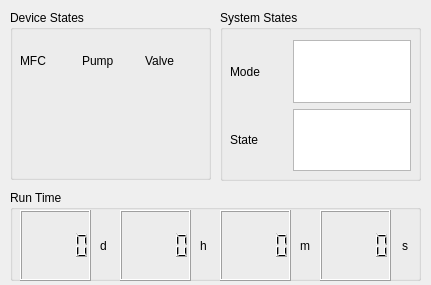
First picture: the form in ui/components/forward.ui, repository WangYing1871/GasFlow_Qt5, before the edit.
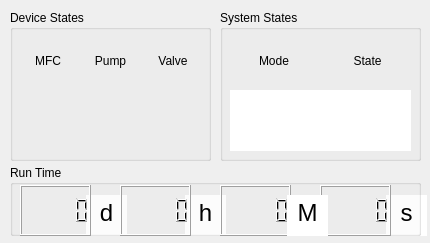
Second picture: the form after the edit.

The edit to the form file:
```diff
--- a/ui/components/forward.ui
+++ b/ui/components/forward.ui
@@ -6,8 +6,8 @@
    <rect>
     <x>0</x>
     <y>0</y>
-    <width>431</width>
-    <height>285</height>
+    <width>430</width>
+    <height>243</height>
    </rect>
   </property>
   <property name="windowTitle">
@@ -19,7 +19,7 @@
      <x>10</x>
      <y>10</y>
      <width>201</width>
-     <height>170</height>
+     <height>151</height>
     </rect>
    </property>
    <property name="title">
@@ -40,6 +40,9 @@
        <property name="text">
         <string>MFC</string>
        </property>
+       <property name="alignment">
+        <set>Qt::AlignmentFlag::AlignCenter</set>
+       </property>
       </widget>
      </item>
      <item>
@@ -47,6 +50,9 @@
        <property name="text">
         <string>Pump</string>
        </property>
+       <property name="alignment">
+        <set>Qt::AlignmentFlag::AlignCenter</set>
+       </property>
       </widget>
      </item>
      <item>
@@ -54,6 +60,9 @@
        <property name="text">
         <string>Valve</string>
        </property>
+       <property name="alignment">
+        <set>Qt::AlignmentFlag::AlignCenter</set>
+       </property>
       </widget>
      </item>
     </layout>
@@ -62,29 +71,29 @@
     <property name="geometry">
      <rect>
       <x>10</x>
-      <y>70</y>
-      <width>51</width>
-      <height>51</height>
+      <y>80</y>
+      <width>61</width>
+      <height>61</height>
      </rect>
     </property>
    </widget>
    <widget class="QWidget" name="widget_3" native="true">
     <property name="geometry">
      <rect>
-      <x>75</x>
-      <y>70</y>
-      <width>51</width>
-      <height>51</height>
+      <x>70</x>
+      <y>80</y>
+      <width>61</width>
+      <height>61</height>
      </rect>
     </property>
    </widget>
    <widget class="QWidget" name="widget_2" native="true">
     <property name="geometry">
      <rect>
-      <x>140</x>
-      <y>70</y>
-      <width>51</width>
-      <height>51</height>
+      <x>130</x>
+      <y>80</y>
+      <width>61</width>
+      <height>61</height>
      </rect>
     </property>
    </widget>
@@ -95,42 +104,94 @@
      <x>220</x>
      <y>10</y>
      <width>201</width>
-     <height>171</height>
+     <height>151</height>
     </rect>
    </property>
    <property name="title">
     <string>System States</string>
    </property>
-   <widget class="QWidget" name="gridLayoutWidget_4">
+   <widget class="QTextBrowser" name="textBrowser">
+    <property name="geometry">
+     <rect>
+      <x>10</x>
+      <y>80</y>
+      <width>91</width>
+      <height>61</height>
+     </rect>
+    </property>
+    <property name="frameShape">
+     <enum>QFrame::Shape::NoFrame</enum>
+    </property>
+    <property name="verticalScrollBarPolicy">
+     <enum>Qt::ScrollBarPolicy::ScrollBarAlwaysOff</enum>
+    </property>
+    <property name="horizontalScrollBarPolicy">
+     <enum>Qt::ScrollBarPolicy::ScrollBarAlwaysOff</enum>
+    </property>
+    <property name="html">
+     <string>&lt;!DOCTYPE HTML PUBLIC &quot;-//W3C//DTD HTML 4.0//EN&quot; &quot;http://www.w3.org/TR/REC-html40/strict.dtd&quot;&gt;
+&lt;html&gt;&lt;head&gt;&lt;meta name=&quot;qrichtext&quot; content=&quot;1&quot; /&gt;&lt;meta charset=&quot;utf-8&quot; /&gt;&lt;style type=&quot;text/css&quot;&gt;
+p, li { white-space: pre-wrap; }
+hr { height: 1px; border-width: 0; }
+li.unchecked::marker { content: &quot;\2610&quot;; }
+li.checked::marker { content: &quot;\2612&quot;; }
+&lt;/style&gt;&lt;/head&gt;&lt;body style=&quot; font-family:'Ubuntu'; font-size:11pt; font-weight:400; font-style:normal;&quot;&gt;
+&lt;p align=&quot;center&quot; style=&quot;-qt-paragraph-type:empty; margin-top:0px; margin-bottom:0px; margin-left:0px; margin-right:0px; -qt-block-indent:0; text-indent:0px;&quot;&gt;&lt;br /&gt;&lt;/p&gt;&lt;/body&gt;&lt;/html&gt;</string>
+    </property>
+   </widget>
+   <widget class="QTextBrowser" name="textBrowser_2">
+    <property name="geometry">
+     <rect>
+      <x>100</x>
+      <y>80</y>
+      <width>91</width>
+      <height>61</height>
+     </rect>
+    </property>
+    <property name="frameShape">
+     <enum>QFrame::Shape::NoFrame</enum>
+    </property>
+    <property name="html">
+     <string>&lt;!DOCTYPE HTML PUBLIC &quot;-//W3C//DTD HTML 4.0//EN&quot; &quot;http://www.w3.org/TR/REC-html40/strict.dtd&quot;&gt;
+&lt;html&gt;&lt;head&gt;&lt;meta name=&quot;qrichtext&quot; content=&quot;1&quot; /&gt;&lt;meta charset=&quot;utf-8&quot; /&gt;&lt;style type=&quot;text/css&quot;&gt;
+p, li { white-space: pre-wrap; }
+hr { height: 1px; border-width: 0; }
+li.unchecked::marker { content: &quot;\2610&quot;; }
+li.checked::marker { content: &quot;\2612&quot;; }
+&lt;/style&gt;&lt;/head&gt;&lt;body style=&quot; font-family:'Ubuntu'; font-size:11pt; font-weight:400; font-style:normal;&quot;&gt;
+&lt;p align=&quot;center&quot; style=&quot;-qt-paragraph-type:empty; margin-top:0px; margin-bottom:0px; margin-left:0px; margin-right:0px; -qt-block-indent:0; text-indent:0px;&quot;&gt;&lt;br /&gt;&lt;/p&gt;&lt;/body&gt;&lt;/html&gt;</string>
+    </property>
+   </widget>
+   <widget class="QWidget" name="horizontalLayoutWidget">
     <property name="geometry">
      <rect>
       <x>10</x>
       <y>30</y>
       <width>181</width>
-      <height>131</height>
+      <height>41</height>
      </rect>
     </property>
-    <layout class="QGridLayout" name="gridLayout_4">
-     <item row="0" column="1">
-      <widget class="QTextBrowser" name="textBrowser"/>
-     </item>
-     <item row="0" column="0">
+    <layout class="QHBoxLayout" name="horizontalLayout">
+     <item>
       <widget class="QLabel" name="label">
        <property name="text">
-        <string>Mode        </string>
+        <string>Mode</string>
+       </property>
+       <property name="alignment">
+        <set>Qt::AlignmentFlag::AlignCenter</set>
        </property>
       </widget>
      </item>
-     <item row="1" column="0">
+     <item>
       <widget class="QLabel" name="label_3">
        <property name="text">
         <string>State</string>
        </property>
+       <property name="alignment">
+        <set>Qt::AlignmentFlag::AlignCenter</set>
+       </property>
       </widget>
      </item>
-     <item row="1" column="1">
-      <widget class="QTextBrowser" name="textBrowser_2"/>
-     </item>
     </layout>
    </widget>
   </widget>
@@ -138,9 +199,9 @@
    <property name="geometry">
     <rect>
      <x>10</x>
-     <y>190</y>
+     <y>165</y>
      <width>411</width>
-     <height>91</height>
+     <height>71</height>
     </rect>
    </property>
    <property name="title">
@@ -152,22 +213,9 @@
       <x>10</x>
       <y>20</y>
       <width>71</width>
-      <height>71</height>
-     </rect>
-    </property>
-   </widget>
-   <widget class="QLabel" name="label_2">
-    <property name="geometry">
-     <rect>
-      <x>90</x>
-      <y>30</y>
-      <width>16</width>
       <height>51</height>
      </rect>
     </property>
-    <property name="text">
-     <string>d</string>
-    </property>
    </widget>
    <widget class="QLCDNumber" name="lcdNumber_2">
     <property name="geometry">
@@ -175,22 +223,9 @@
       <x>110</x>
       <y>20</y>
       <width>71</width>
-      <height>71</height>
-     </rect>
-    </property>
-   </widget>
-   <widget class="QLabel" name="label_7">
-    <property name="geometry">
-     <rect>
-      <x>190</x>
-      <y>30</y>
-      <width>16</width>
       <height>51</height>
      </rect>
     </property>
-    <property name="text">
-     <string>h</string>
-    </property>
    </widget>
    <widget class="QLCDNumber" name="lcdNumber_3">
     <property name="geometry">
@@ -198,7 +233,7 @@
       <x>210</x>
       <y>20</y>
       <width>71</width>
-      <height>71</height>
+      <height>51</height>
      </rect>
     </property>
    </widget>
@@ -208,40 +243,134 @@
       <x>310</x>
       <y>20</y>
       <width>71</width>
-      <height>71</height>
-     </rect>
-    </property>
-   </widget>
-   <widget class="QLabel" name="label_8">
-    <property name="geometry">
-     <rect>
-      <x>290</x>
-      <y>30</y>
-      <width>16</width>
       <height>51</height>
      </rect>
     </property>
-    <property name="text">
-     <string>m</string>
-    </property>
    </widget>
-   <widget class="QLabel" name="label_9">
-    <property name="geometry">
-     <rect>
-      <x>392</x>
-      <y>30</y>
-      <width>16</width>
-      <height>51</height>
-     </rect>
-    </property>
-    <property name="statusTip">
-     <string extracomment="seconds"/>
-    </property>
-    <property name="text">
-     <string>s</string>
-    </property>
-   </widget>
   </widget>
+  <widget class="QTextBrowser" name="textBrowser_3">
+   <property name="geometry">
+    <rect>
+     <x>86</x>
+     <y>195</y>
+     <width>41</width>
+     <height>41</height>
+    </rect>
+   </property>
+   <property name="frameShape">
+    <enum>QFrame::Shape::NoFrame</enum>
+   </property>
+   <property name="frameShadow">
+    <enum>QFrame::Shadow::Plain</enum>
+   </property>
+   <property name="lineWidth">
+    <number>0</number>
+   </property>
+   <property name="html">
+    <string>&lt;!DOCTYPE HTML PUBLIC &quot;-//W3C//DTD HTML 4.0//EN&quot; &quot;http://www.w3.org/TR/REC-html40/strict.dtd&quot;&gt;
+&lt;html&gt;&lt;head&gt;&lt;meta name=&quot;qrichtext&quot; content=&quot;1&quot; /&gt;&lt;meta charset=&quot;utf-8&quot; /&gt;&lt;style type=&quot;text/css&quot;&gt;
+p, li { white-space: pre-wrap; }
+hr { height: 1px; border-width: 0; }
+li.unchecked::marker { content: &quot;\2610&quot;; }
+li.checked::marker { content: &quot;\2612&quot;; }
+&lt;/style&gt;&lt;/head&gt;&lt;body style=&quot; font-family:'Ubuntu'; font-size:11pt; font-weight:400; font-style:normal;&quot;&gt;
+&lt;p align=&quot;center&quot; style=&quot; margin-top:0px; margin-bottom:0px; margin-left:0px; margin-right:0px; -qt-block-indent:0; text-indent:0px;&quot;&gt;&lt;span style=&quot; font-size:18pt;&quot;&gt;d&lt;/span&gt;&lt;/p&gt;&lt;/body&gt;&lt;/html&gt;</string>
+   </property>
+  </widget>
+  <widget class="QTextBrowser" name="textBrowser_4">
+   <property name="geometry">
+    <rect>
+     <x>287</x>
+     <y>195</y>
+     <width>41</width>
+     <height>41</height>
+    </rect>
+   </property>
+   <property name="frameShape">
+    <enum>QFrame::Shape::NoFrame</enum>
+   </property>
+   <property name="frameShadow">
+    <enum>QFrame::Shadow::Plain</enum>
+   </property>
+   <property name="lineWidth">
+    <number>0</number>
+   </property>
+   <property name="html">
+    <string>&lt;!DOCTYPE HTML PUBLIC &quot;-//W3C//DTD HTML 4.0//EN&quot; &quot;http://www.w3.org/TR/REC-html40/strict.dtd&quot;&gt;
+&lt;html&gt;&lt;head&gt;&lt;meta name=&quot;qrichtext&quot; content=&quot;1&quot; /&gt;&lt;meta charset=&quot;utf-8&quot; /&gt;&lt;style type=&quot;text/css&quot;&gt;
+p, li { white-space: pre-wrap; }
+hr { height: 1px; border-width: 0; }
+li.unchecked::marker { content: &quot;\2610&quot;; }
+li.checked::marker { content: &quot;\2612&quot;; }
+&lt;/style&gt;&lt;/head&gt;&lt;body style=&quot; font-family:'Ubuntu'; font-size:11pt; font-weight:400; font-style:normal;&quot;&gt;
+&lt;p align=&quot;center&quot; style=&quot; margin-top:0px; margin-bottom:0px; margin-left:0px; margin-right:0px; -qt-block-indent:0; text-indent:0px;&quot;&gt;&lt;span style=&quot; font-size:18pt;&quot;&gt;M&lt;/span&gt;&lt;/p&gt;&lt;/body&gt;&lt;/html&gt;</string>
+   </property>
+  </widget>
+  <widget class="QTextBrowser" name="textBrowser_5">
+   <property name="geometry">
+    <rect>
+     <x>185</x>
+     <y>195</y>
+     <width>41</width>
+     <height>41</height>
+    </rect>
+   </property>
+   <property name="frameShape">
+    <enum>QFrame::Shape::NoFrame</enum>
+   </property>
+   <property name="frameShadow">
+    <enum>QFrame::Shadow::Plain</enum>
+   </property>
+   <property name="lineWidth">
+    <number>0</number>
+   </property>
+   <property name="html">
+    <string>&lt;!DOCTYPE HTML PUBLIC &quot;-//W3C//DTD HTML 4.0//EN&quot; &quot;http://www.w3.org/TR/REC-html40/strict.dtd&quot;&gt;
+&lt;html&gt;&lt;head&gt;&lt;meta name=&quot;qrichtext&quot; content=&quot;1&quot; /&gt;&lt;meta charset=&quot;utf-8&quot; /&gt;&lt;style type=&quot;text/css&quot;&gt;
+p, li { white-space: pre-wrap; }
+hr { height: 1px; border-width: 0; }
+li.unchecked::marker { content: &quot;\2610&quot;; }
+li.checked::marker { content: &quot;\2612&quot;; }
+&lt;/style&gt;&lt;/head&gt;&lt;body style=&quot; font-family:'Ubuntu'; font-size:11pt; font-weight:400; font-style:normal;&quot;&gt;
+&lt;p align=&quot;center&quot; style=&quot; margin-top:0px; margin-bottom:0px; margin-left:0px; margin-right:0px; -qt-block-indent:0; text-indent:0px;&quot;&gt;&lt;span style=&quot; font-size:18pt;&quot;&gt;h&lt;/span&gt;&lt;/p&gt;&lt;/body&gt;&lt;/html&gt;</string>
+   </property>
+  </widget>
+  <widget class="QTextBrowser" name="textBrowser_6">
+   <property name="geometry">
+    <rect>
+     <x>386</x>
+     <y>195</y>
+     <width>41</width>
+     <height>41</height>
+    </rect>
+   </property>
+   <property name="frameShape">
+    <enum>QFrame::Shape::NoFrame</enum>
+   </property>
+   <property name="frameShadow">
+    <enum>QFrame::Shadow::Plain</enum>
+   </property>
+   <property name="lineWidth">
+    <number>0</number>
+   </property>
+   <property name="html">
+    <string>&lt;!DOCTYPE HTML PUBLIC &quot;-//W3C//DTD HTML 4.0//EN&quot; &quot;http://www.w3.org/TR/REC-html40/strict.dtd&quot;&gt;
+&lt;html&gt;&lt;head&gt;&lt;meta name=&quot;qrichtext&quot; content=&quot;1&quot; /&gt;&lt;meta charset=&quot;utf-8&quot; /&gt;&lt;style type=&quot;text/css&quot;&gt;
+p, li { white-space: pre-wrap; }
+hr { height: 1px; border-width: 0; }
+li.unchecked::marker { content: &quot;\2610&quot;; }
+li.checked::marker { content: &quot;\2612&quot;; }
+&lt;/style&gt;&lt;/head&gt;&lt;body style=&quot; font-family:'Ubuntu'; font-size:11pt; font-weight:400; font-style:normal;&quot;&gt;
+&lt;p align=&quot;center&quot; style=&quot; margin-top:0px; margin-bottom:0px; margin-left:0px; margin-right:0px; -qt-block-indent:0; text-indent:0px;&quot;&gt;&lt;span style=&quot; font-size:18pt;&quot;&gt;s&lt;/span&gt;&lt;/p&gt;&lt;/body&gt;&lt;/html&gt;</string>
+   </property>
+  </widget>
+  <zorder>textBrowser_6</zorder>
+  <zorder>textBrowser_5</zorder>
+  <zorder>textBrowser_3</zorder>
+  <zorder>groupBox</zorder>
+  <zorder>groupBox_3</zorder>
+  <zorder>groupBox_2</zorder>
+  <zorder>textBrowser_4</zorder>
  </widget>
  <resources/>
  <connections/>
```
